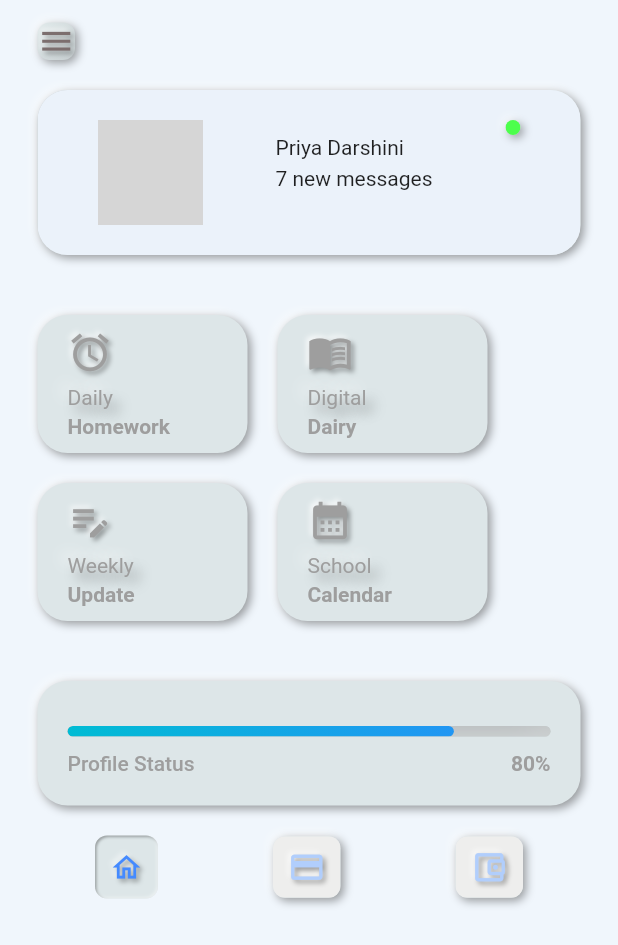
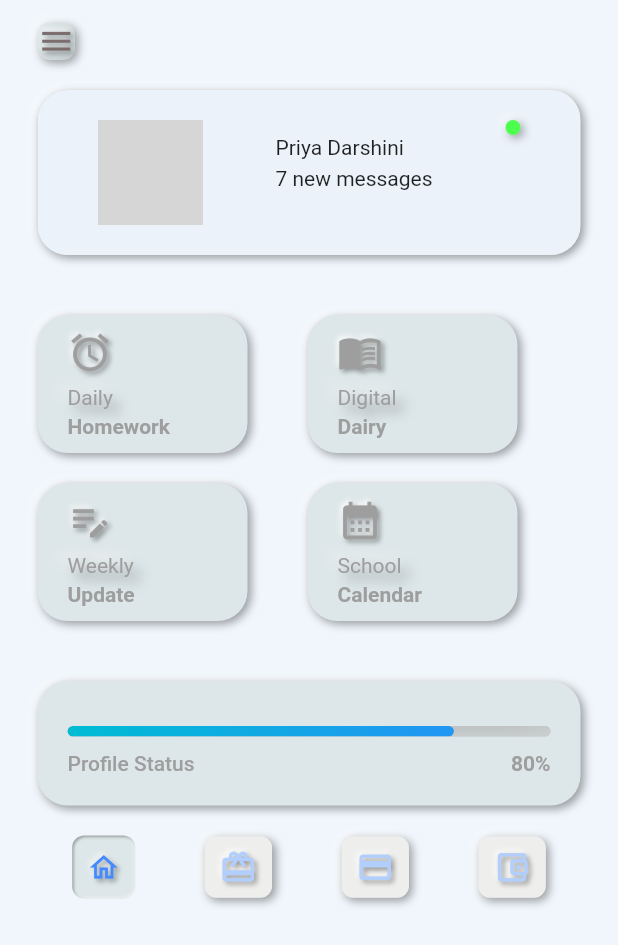
Before and after one commit to RahulRudraS7/NeumorphicPractises, a Flutter app: the screen it shows after launch, on a phone screen of 412 x 824 dp. Shown: the top 945 px of the screen. Run offline on Flutter 3.47's test engine with Material 2 defaults, Android fonts, the phone set to English and light mode, and no system bars; drawn by our look-alikes of flutter_neumorphic; our stand-ins replace device_preview, flutter_form_builder; network calls fail; grey boxes are pictures that could not be loaded.

Commit message:
paddings added

```diff
--- a/lib/Screens/screen2.dart
+++ b/lib/Screens/screen2.dart
@@ -2,7 +2,7 @@
 
 
 import 'package:flutter_neumorphic/flutter_neumorphic.dart';
-// import 'package:flutter_font_icons/flutter_font_icons.dart';
+
 
 class SecondCard extends StatelessWidget {
   const SecondCard({super.key});
@@ -39,7 +39,7 @@ class SecondCard extends StatelessWidget {
                   height: 40,
                 ),
                 Wrap(
-                  spacing: 20,
+                  spacing: 40,
                   runSpacing: 20,
                   children: const [
                     CardWidgetTwo(
@@ -86,9 +86,9 @@ class SecondCard extends StatelessWidget {
                         ),
                       ),
                     ),
-                    // const IconWidget(
-                    //   // inactiveIcon: Icons.gift,
-                    // ),
+                    const IconWidget(
+                      inactiveIcon: Icons.card_giftcard,
+                    ),
                     const IconWidget(
                       inactiveIcon: Icons.credit_card,
                     ),
```
Also changed, not shown: lib/main.dart (+1 -6 lines).
